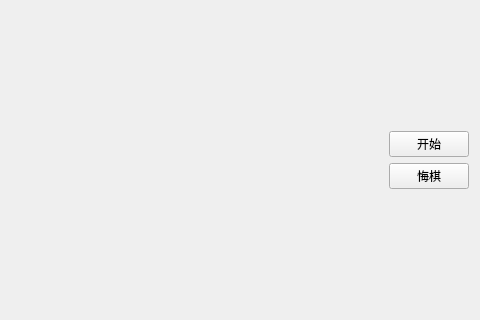
This is LxGobang/src/GobangGameWidget.ui in leishengxie/FengZhiHong as Qt 5 draws it before an edit; both pictures show x 528 to 1008 and y 156 to 476 of the 1008 by 632 pixel window. The edited form follows.
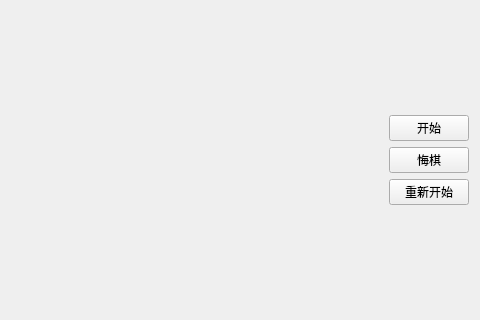
This is the edited form.

What changed in the file:
```diff
--- a/LxGobang/src/GobangGameWidget.ui
+++ b/LxGobang/src/GobangGameWidget.ui
@@ -58,6 +58,13 @@
          </property>
         </widget>
        </item>
+       <item>
+        <widget class="QPushButton" name="btnRestart">
+         <property name="text">
+          <string>重新开始</string>
+         </property>
+        </widget>
+       </item>
        <item>
         <spacer name="verticalSpacer_2">
          <property name="orientation">
```
